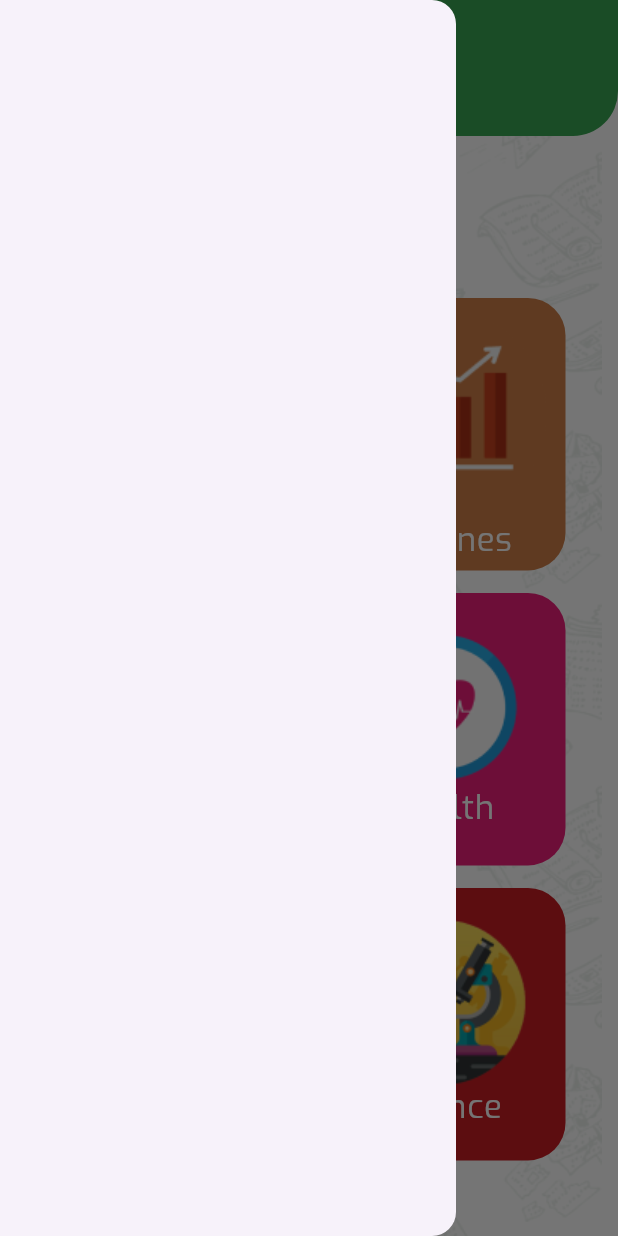
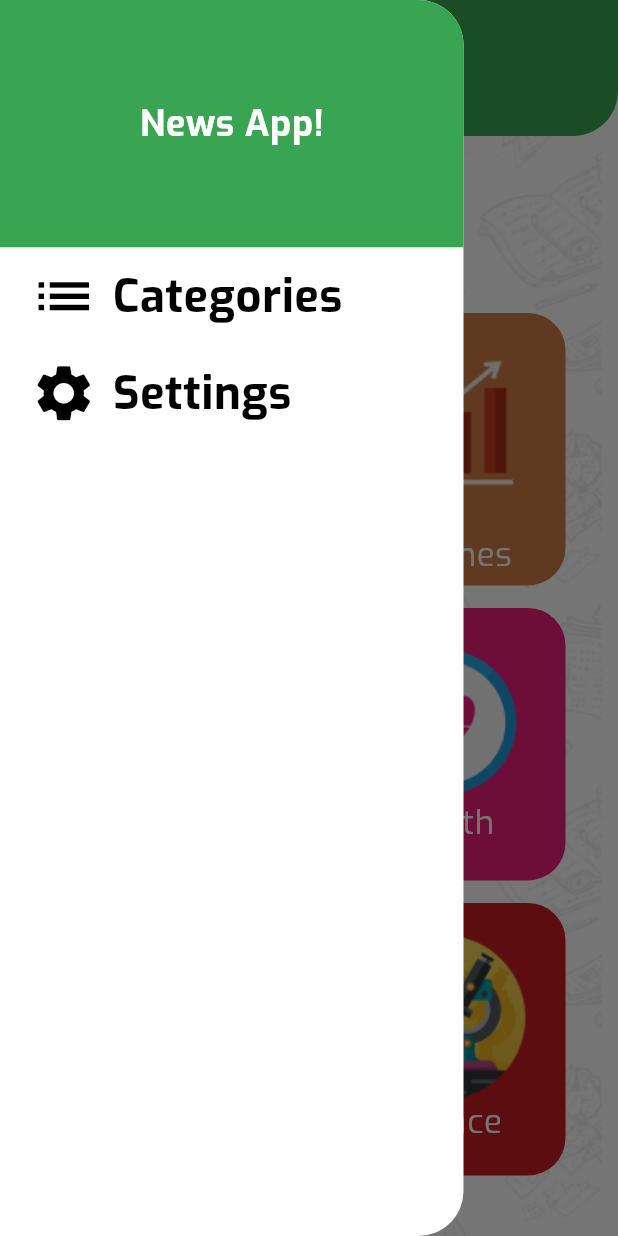
Before and after one commit to Mohamed20186/newss_app, a Flutter app: the screen it shows after launch, with the side drawer open, on a phone screen of 412 x 824 dp. Run offline on Flutter 3.47's test engine with Material 3 defaults, Android fonts, the phone set to English and light mode, and no system bars.

Commit message:
edit the Drower / create selected category view

```diff
--- a/lib/features/home/pages/home_view.dart
+++ b/lib/features/home/pages/home_view.dart
@@ -2,10 +2,18 @@ import 'package:flutter/material.dart';
 import 'package:http/http.dart' as http;
 import 'package:news_app/core/theme/color_palette.dart';
 import 'package:news_app/features/home/widgets/category_item_widget.dart';
+import 'package:news_app/features/home/widgets/custom_drower_widget.dart';
+import 'package:news_app/features/home/widgets/selected_category_view.dart';
 import 'package:news_app/models/category_data.dart';
 
-class HomeView extends StatelessWidget {
+class HomeView extends StatefulWidget {
   HomeView({super.key});
+
+  @override
+  State<HomeView> createState() => _HomeViewState();
+}
+
+class _HomeViewState extends State<HomeView> {
   List<CategoryData> categoryDataList = [
     CategoryData(
       categoryId: 'sports',
@@ -44,6 +52,7 @@ class HomeView extends StatelessWidget {
       categoryBackGroundColor: ColorPalette.customRed,
     ),
   ];
+
   @override
   Widget build(BuildContext context) {
     var theme = Theme.of(context);
@@ -60,16 +69,33 @@ class HomeView extends StatelessWidget {
         appBar: AppBar(
           toolbarHeight: mediaQuery.height * 0.11,
           title: Text(
-            'News App',
-            style: theme.textTheme.titleMedium,
+            selectedCategoryData == null
+                ? 'News App'
+                : selectedCategoryData!.categoryName,
+            style: theme.textTheme.titleMedium!.copyWith(fontSize: 28),
+          ),
+          actions: [
+            if (selectedCategoryData != null)
+              Padding(
+                padding: const EdgeInsets.all(12),
+                child: IconButton(
+                  onPressed: () {},
+                  icon: Icon(Icons.search),
+                  iconSize: 40,
                 ),
               ),
-        drawer: const Drawer(),
-        body: Column(
+          ],
+        ),
+        drawer: CustomDrowerWidget(
+          onCategoryChangedClicked: onCategoryChangedClicked,
+        ),
+        body: selectedCategoryData == null
+            ? Column(
                 crossAxisAlignment: CrossAxisAlignment.start,
                 children: [
                   Padding(
-              padding: const EdgeInsets.symmetric(horizontal: 20, vertical: 10),
+                    padding: const EdgeInsets.symmetric(
+                        horizontal: 30, vertical: 15),
                     child: Text(
                       'Pick your category \n of interest.....',
                       style: theme.textTheme.bodyLarge!
@@ -78,22 +104,43 @@ class HomeView extends StatelessWidget {
                   ),
                   Expanded(
                     child: GridView.builder(
-                gridDelegate: const SliverGridDelegateWithFixedCrossAxisCount(
+                      gridDelegate:
+                          const SliverGridDelegateWithFixedCrossAxisCount(
                               crossAxisCount: 2,
                               mainAxisSpacing: 15,
                               crossAxisSpacing: 15,
                               childAspectRatio: 0.90),
-                padding:
-                    const EdgeInsets.symmetric(horizontal: 35, vertical: 30),
+                      padding: const EdgeInsets.symmetric(
+                          horizontal: 35, vertical: 30),
                       itemCount: categoryDataList.length,
                       itemBuilder: (context, index) => CategoryItemWidget(
+                        onCategoryClicked: onCategoryClicked,
                         categoryData: categoryDataList[index],
+                        index: index,
                       ),
                     ),
                   )
                 ],
+              )
+            : SelectedCategoryView(
+                categoryData: selectedCategoryData!,
               ),
       ),
     );
   }
+
+  CategoryData? selectedCategoryData;
+
+  onCategoryClicked(CategoryData categoryData) {
+    setState(() {
+      selectedCategoryData = categoryData;
+    });
   }
+
+  onCategoryChangedClicked() {
+    setState(() {
+      selectedCategoryData = null;
+      Navigator.pop(context);
+    });
+  }
+}
--- a/lib/features/home/widgets/category_item_widget.dart
+++ b/lib/features/home/widgets/category_item_widget.dart
@@ -2,22 +2,35 @@ import 'package:flutter/material.dart';
 import 'package:news_app/models/category_data.dart';
 
 class CategoryItemWidget extends StatelessWidget {
-  const CategoryItemWidget({super.key, required this.categoryData});
+  const CategoryItemWidget(
+      {super.key,
+      required this.categoryData,
+      required this.index,
+      required this.onCategoryClicked});
+  final int index;
   final CategoryData categoryData;
+  final Function(CategoryData) onCategoryClicked;
   @override
   Widget build(BuildContext context) {
     var theme = Theme.of(context);
-    return Container(
-      padding: EdgeInsets.all(8),
+    return InkWell(
+      onTap: () {
+        onCategoryClicked(categoryData);
+      },
+      child: Container(
+        padding: const EdgeInsets.all(8),
         decoration: BoxDecoration(
             color: categoryData.categoryBackGroundColor,
             borderRadius: BorderRadius.only(
-          bottomLeft: Radius.circular(25),
-          bottomRight: Radius.circular(25),
-          topLeft: Radius.circular(25),
-          topRight: Radius.circular(25),
-        ),
-      ),
+              bottomLeft: index % 2 == 0
+                  ? const Radius.circular(25)
+                  : const Radius.circular(0),
+              bottomRight: index % 2 == 0
+                  ? const Radius.circular(0)
+                  : const Radius.circular(25),
+              topLeft: const Radius.circular(25),
+              topRight: const Radius.circular(25),
+            )),
         child: Column(
           mainAxisAlignment: MainAxisAlignment.center,
           children: [
@@ -28,6 +41,7 @@ class CategoryItemWidget extends StatelessWidget {
             ),
           ],
         ),
+      ),
     );
   }
 }
--- /dev/null
+++ b/lib/features/home/widgets/custom_drower_widget.dart
@@ -0,0 +1,85 @@
+import 'package:flutter/material.dart';
+import 'package:news_app/core/theme/color_palette.dart';
+
+class CustomDrowerWidget extends StatelessWidget {
+  const CustomDrowerWidget({super.key, required this.onCategoryChangedClicked});
+  final void Function() onCategoryChangedClicked;
+  @override
+  Widget build(BuildContext context) {
+    var theme = Theme.of(context);
+    var mediaQuery = MediaQuery.of(context).size;
+    return Container(
+      width: mediaQuery.width * 0.75,
+      decoration: const BoxDecoration(
+        color: ColorPalette.white,
+        borderRadius: BorderRadius.only(
+          topRight: Radius.circular(30),
+          bottomRight: Radius.circular(30),
+        ),
+      ),
+      child: Column(
+        children: [
+          Container(
+            decoration: const BoxDecoration(
+              color: ColorPalette.primaryColor,
+              borderRadius: BorderRadius.only(
+                topRight: Radius.circular(30),
+              ),
+            ),
+            alignment: Alignment.center,
+            height: mediaQuery.height * 0.2,
+            width: mediaQuery.width,
+            child: Text(
+              'News App!',
+              style: theme.textTheme.bodyLarge,
+            ),
+          ),
+          GestureDetector(
+            onTap: () {
+              onCategoryChangedClicked();
+            },
+            child: Padding(
+              padding: const EdgeInsets.symmetric(horizontal: 20, vertical: 10),
+              child: Row(
+                children: [
+                  const Icon(
+                    Icons.list,
+                    color: ColorPalette.black,
+                    size: 45,
+                  ),
+                  const SizedBox(width: 10),
+                  Text(
+                    'Categories',
+                    style: theme.textTheme.bodyLarge!
+                        .copyWith(color: ColorPalette.black, fontSize: 30),
+                  )
+                ],
+              ),
+            ),
+          ),
+          GestureDetector(
+            onTap: () {},
+            child: Padding(
+              padding: const EdgeInsets.symmetric(horizontal: 20, vertical: 10),
+              child: Row(
+                children: [
+                  const Icon(
+                    Icons.settings,
+                    color: ColorPalette.black,
+                    size: 45,
+                  ),
+                  const SizedBox(width: 10),
+                  Text(
+                    'Settings',
+                    style: theme.textTheme.bodyLarge!
+                        .copyWith(color: ColorPalette.black, fontSize: 30),
+                  )
+                ],
+              ),
+            ),
+          ),
+        ],
+      ),
+    );
+  }
+}
--- /dev/null
+++ b/lib/features/home/widgets/selected_category_view.dart
@@ -0,0 +1,11 @@
+import 'package:flutter/material.dart';
+import 'package:news_app/models/category_data.dart';
+
+class SelectedCategoryView extends StatelessWidget {
+  const SelectedCategoryView({super.key, required this.categoryData});
+  final CategoryData categoryData;
+  @override
+  Widget build(BuildContext context) {
+    return const Placeholder();
+  }
+}
```
Lines whose indentation alone changed are shown as unchanged.
